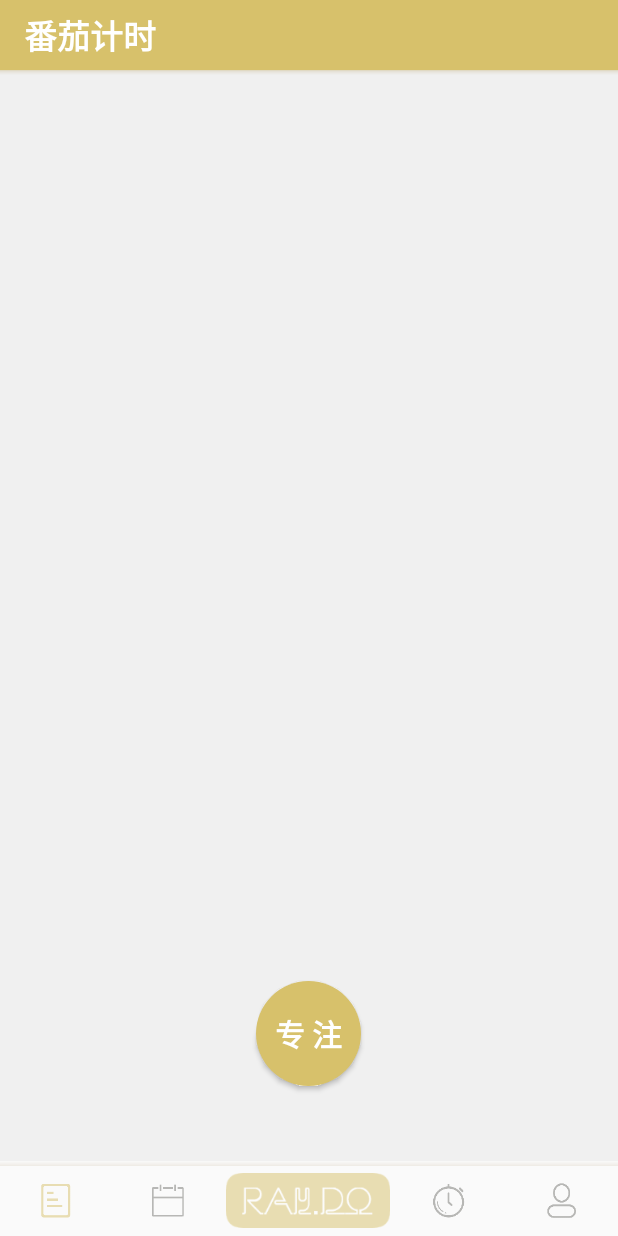
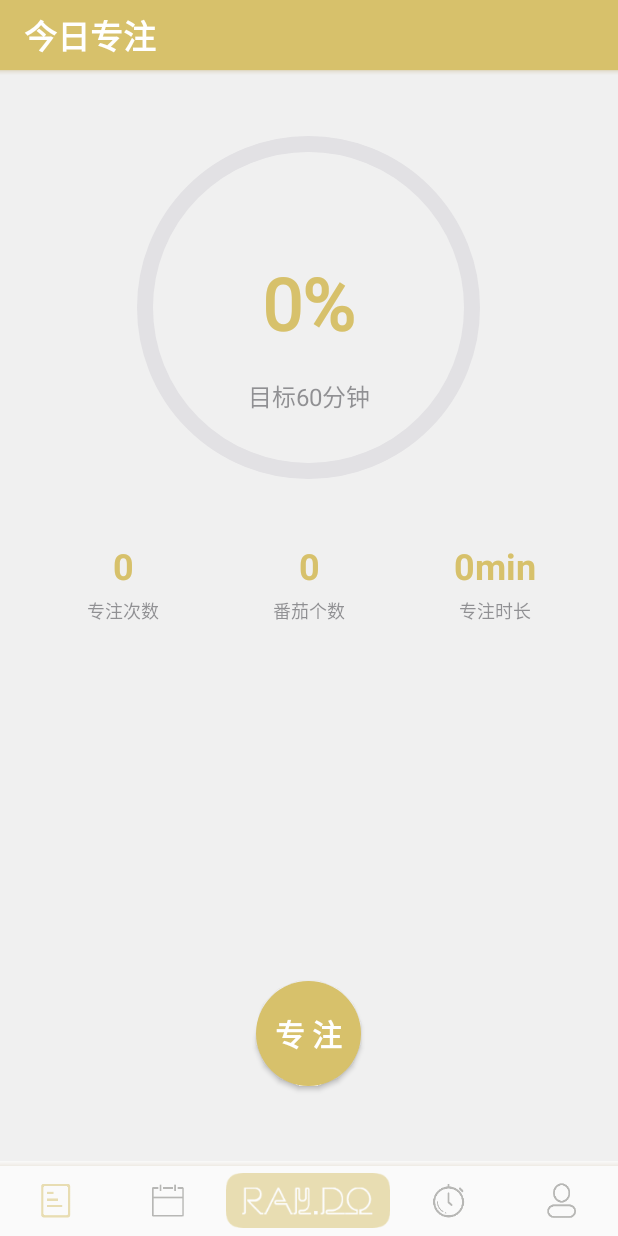
Before and after one commit to Raindus/Ray.do, an Android app: the fragment ClockFragment placed in its activity, on a phone screen of 412 x 824 dp. Run offline under Robolectric (Android 15) with nearby library versions, the phone set to English and light mode, and no system bars; libraries missing offline, so code that uses them is left out: com.amap.api, com.evernote.android, com.haibin.calendarview, io.objectbox, io.objectbox.query; 18 statements that could not run were skipped.

Commit message:
今日专注 - 界面

```diff
--- a/app/src/main/java/com/raindus/raydo/activity/TomatoActivity.java
+++ b/app/src/main/java/com/raindus/raydo/activity/TomatoActivity.java
@@ -189,6 +189,11 @@ public class TomatoActivity extends BaseActivity implements TomatoLayer.OnLayerC
         public void onTiming(String time, float fraction) {
             mClock.onTiming(time, fraction);
         }
+
+        @Override
+        public void onQuit() {
+            onBackPressed();
+        }
     };
 
 
@@ -314,6 +319,8 @@ public class TomatoActivity extends BaseActivity implements TomatoLayer.OnLayerC
     // 退出事件
     @Override
     public void onBackPressed() {
+        // 保存番茄数据
+        mTomatoDelegate.saveTomato();
         containerVisible(false);
     }
 
@@ -327,5 +334,4 @@ public class TomatoActivity extends BaseActivity implements TomatoLayer.OnLayerC
     }
 
 
-
 }
--- a/app/src/main/java/com/raindus/raydo/dao/ObjectBox.java
+++ b/app/src/main/java/com/raindus/raydo/dao/ObjectBox.java
@@ -12,6 +12,7 @@ import com.raindus.raydo.plan.entity.PlanRepeat;
 import com.raindus.raydo.plan.entity.PlanStatus;
 import com.raindus.raydo.plan.job.PlanJob;
 import com.raindus.raydo.tomato.TomatoEntity;
+import com.raindus.raydo.tomato.TomatoEntity_;
 
 import java.util.Date;
 import java.util.List;
@@ -191,9 +192,13 @@ public class ObjectBox {
             return getBox().put(entity);
         }
 
-        public static List<TomatoEntity> query() {
+        public static List<TomatoEntity> queryToday() {
             QueryBuilder<TomatoEntity> query = getBox().query();
-            return query.build().find();
+
+            long startTime = DateUtils.getTodayTime(true);
+            long endTime = DateUtils.getTodayTime(false);
+
+            return query.between(TomatoEntity_.startTime, startTime, endTime).build().find();
         }
 
     }
--- a/app/src/main/java/com/raindus/raydo/fragment/ClockFragment.java
+++ b/app/src/main/java/com/raindus/raydo/fragment/ClockFragment.java
@@ -8,15 +8,28 @@ import android.view.LayoutInflater;
 import android.view.View;
 import android.view.ViewGroup;
 import android.widget.Button;
+import android.widget.TextView;
 
 import com.raindus.raydo.R;
 import com.raindus.raydo.activity.TomatoActivity;
+import com.raindus.raydo.dao.ObjectBox;
+import com.raindus.raydo.tomato.TomatoEntity;
+import com.raindus.raydo.tomato.TomatoParam;
+import com.raindus.raydo.ui.ProgressCircleView;
+
+import java.util.List;
 
 /**
  * Created by Raindus on 2018/3/4.
  */
 
 public class ClockFragment extends BaseFragment {
+
+    private ProgressCircleView mProgressView;
+
+    private TextView mTvFocusTimes;
+    private TextView mTvTomatoNum;
+    private TextView mTvFocusTime;
 
     private Button mBtnBegin;
 
@@ -30,8 +43,50 @@ public class ClockFragment extends BaseFragment {
     public void onViewCreated(View view, @Nullable Bundle savedInstanceState) {
         super.onViewCreated(view, savedInstanceState);
 
+        mProgressView = view.findViewById(R.id.clock_progress);
+
+        mTvFocusTimes = view.findViewById(R.id.clock_tv_num);
+        mTvTomatoNum = view.findViewById(R.id.clock_tv_tomato_num);
+        mTvFocusTime = view.findViewById(R.id.clock_tv_time);
+
         mBtnBegin = view.findViewById(R.id.clock_begin_tomato);
         mBtnBegin.setOnClickListener(this);
+    }
+
+    @Override
+    public void onResume() {
+        super.onResume();
+
+        initTodayInfo();
+    }
+
+    private void initTodayInfo() {
+        List<TomatoEntity> list = ObjectBox.TomatoEntityBox.queryToday();
+
+        int focusTimes = 0;
+        int tomatoNum = 0;
+        int realTime = 0;
+
+        if (list != null) {
+            focusTimes = list.size();
+            for (TomatoEntity entity : list) {
+                tomatoNum += entity.tomatoNum;
+                realTime += (entity.tomatoNum * entity.tomatoTime);
+            }
+        }
+
+        mProgressView.setFraction(TomatoParam.getTargetTime(), realTime);
+        mTvFocusTimes.setText(String.valueOf(focusTimes));
+        mTvTomatoNum.setText(String.valueOf(tomatoNum));
+
+        StringBuilder builder = new StringBuilder();
+        int hour = realTime / 60;
+        int min = realTime % 60;
+        if (hour != 0) {
+            builder.append(hour).append("h");
+        }
+        builder.append(min).append("min");
+        mTvFocusTime.setText(builder.toString());
     }
 
     @Override
--- a/app/src/main/java/com/raindus/raydo/tomato/TomatoDelegate.java
+++ b/app/src/main/java/com/raindus/raydo/tomato/TomatoDelegate.java
@@ -8,6 +8,7 @@ import android.widget.Button;
 import android.widget.LinearLayout;
 
 import com.raindus.raydo.R;
+import com.raindus.raydo.dao.ObjectBox;
 
 /**
  * Created by Raindus on 2018/4/13.
@@ -108,8 +109,8 @@ public class TomatoDelegate implements View.OnClickListener {
     }
 
     public void onStart() {
-        //TODO 参数
-        mTomato = new TomatoEntity(25, 5, 15, 4);
+        mTomato = new TomatoEntity(TomatoParam.getTomatoTime(), TomatoParam.getShortRestTime(),
+                TomatoParam.getLongRestTime(), TomatoParam.getLongRestIntervalTimes());
         mCurStatus = STATUS_TOMATO;
         mCurTotalTime = mTomato.tomatoTime * 60;
         mTiming = 0;
@@ -138,7 +139,12 @@ public class TomatoDelegate implements View.OnClickListener {
     }
 
     private void onQuit() {
-        // TODO 存储
+        mOnTomatoListener.onQuit();
+    }
+
+    public void saveTomato() {
+        if (mTomato != null && mTomato.tomatoNum > 0)
+            ObjectBox.TomatoEntityBox.put(mTomato);
     }
 
     private Handler mHandler = new Handler() {
@@ -170,6 +176,8 @@ public class TomatoDelegate implements View.OnClickListener {
         void onStatusChanged(int status);
 
         void onTiming(String time, float fraction);
+
+        void onQuit();
     }
 
     // 空实现
@@ -188,5 +196,10 @@ public class TomatoDelegate implements View.OnClickListener {
         public void onTiming(String time, float fraction) {
 
         }
+
+        @Override
+        public void onQuit() {
+
+        }
     };
 }
--- /dev/null
+++ b/app/src/main/java/com/raindus/raydo/tomato/TomatoParam.java
@@ -0,0 +1,72 @@
+package com.raindus.raydo.tomato;
+
+import android.content.Context;
+import android.content.SharedPreferences;
+
+import com.raindus.raydo.RaydoApplication;
+
+/**
+ * Created by Raindus on 2018/4/14.
+ */
+
+public class TomatoParam {
+
+    private static final String TOMATO_NAME = "tomato";
+
+    private static final String KEY_TARGET_TIME = "targetTime";
+    private static final String KEY_TOMATO_TIME = "tomatoTime";
+    private static final String KEY_SHORT_REST_TIME = "shortRestTime";
+    private static final String KEY_LONG_REST_TIME = "longRestTime";
+    private static final String KEY_LONG_REST_INTERVAL_TIMES = "longRestIntervalTimes";
+
+    private static final int DEFAULT_TARGET_TIME = 60;
+    private static final int DEFAULT_TOMATO_TIME = 25;
+    private static final int DEFAULT_SHORT_REST_TIME = 5;
+    private static final int DEFAULT_LONG_REST_TIME = 15;
+    private static final int DEFAULT_LONG_REST_INTERVAL_TIMES = 4;
+
+    public static SharedPreferences TomatoShared() {
+        return RaydoApplication.get().getSharedPreferences(TOMATO_NAME, Context.MODE_PRIVATE);
+    }
+
+    public static void setTargetTime(int time) {
+        TomatoShared().edit().putInt(KEY_TARGET_TIME, time).apply();
+    }
+
+    public static int getTargetTime() {
+        return TomatoShared().getInt(KEY_TARGET_TIME, DEFAULT_TARGET_TIME);
+    }
+
+    public static void setTomatoTime(int time) {
+        TomatoShared().edit().putInt(KEY_TOMATO_TIME, time).apply();
+    }
+
+    public static int getTomatoTime() {
+        return TomatoShared().getInt(KEY_TOMATO_TIME, DEFAULT_TOMATO_TIME);
+    }
+
+    public static void setShortRestTime(int time) {
+        TomatoShared().edit().putInt(KEY_SHORT_REST_TIME, time).apply();
+    }
+
+    public static int getShortRestTime() {
+        return TomatoShared().getInt(KEY_SHORT_REST_TIME, DEFAULT_SHORT_REST_TIME);
+    }
+
+    public static void setLongRestTime(int time) {
+        TomatoShared().edit().putInt(KEY_LONG_REST_TIME, time).apply();
+    }
+
+    public static int getLongRestTime() {
+        return TomatoShared().getInt(KEY_LONG_REST_TIME, DEFAULT_LONG_REST_TIME);
+    }
+
+    public static void setLongRestIntervalTimes(int time) {
+        TomatoShared().edit().putInt(KEY_LONG_REST_INTERVAL_TIMES, time).apply();
+    }
+
+    public static int getLongRestIntervalTimes() {
+        return TomatoShared().getInt(KEY_LONG_REST_INTERVAL_TIMES, DEFAULT_LONG_REST_INTERVAL_TIMES);
+    }
+
+}
--- /dev/null
+++ b/app/src/main/java/com/raindus/raydo/ui/ProgressCircleView.java
@@ -0,0 +1,133 @@
+package com.raindus.raydo.ui;
+
+import android.content.Context;
+import android.graphics.Canvas;
+import android.graphics.Color;
+import android.graphics.Paint;
+import android.graphics.Path;
+import android.graphics.PathMeasure;
+import android.graphics.Typeface;
+import android.support.annotation.Nullable;
+import android.text.Html;
+import android.util.AttributeSet;
+import android.view.View;
+
+import com.raindus.raydo.R;
+import com.raindus.raydo.common.Utils;
+
+/**
+ * Created by Raindus on 2018/4/14.
+ */
+
+public class ProgressCircleView extends View {
+
+    // 圆心坐标
+    private float cx, cy;
+    // 半径
+    private float mRadius;
+    // 阴影
+    private Paint mShadePaint;
+    // 进度
+    private Paint mPaint;
+    private Path mPath;
+    private PathMeasure mPathMeasure;
+
+    private Paint mTextPaint;
+    private Paint mCompleteTextPaint;
+    private float mBaseLine;
+    private float mCompleteBaseLine;
+
+    public ProgressCircleView(Context context, @Nullable AttributeSet attrs) {
+        super(context, attrs);
+        initPaint();
+    }
+
+    private void initPaint() {
+        mShadePaint = new Paint();
+        mShadePaint.setAntiAlias(true);
+        mShadePaint.setStyle(Paint.Style.STROKE);
+        mShadePaint.setStrokeWidth(16f);
+        mShadePaint.setColor(getResources().getColor(R.color.mid_transparent));
+
+        mPaint = new Paint();
+        mPaint.setAntiAlias(true);
+        mPaint.setStyle(Paint.Style.STROKE);
+        mPaint.setStrokeWidth(16f);
+        mPaint.setColor(getResources().getColor(R.color.dandongshi));
+
+        mTextPaint = new Paint();
+        mTextPaint.setAntiAlias(true);
+        mTextPaint.setTypeface(Typeface.SANS_SERIF);
+        mTextPaint.setTextAlign(Paint.Align.CENTER);
+        mTextPaint.setTextSize(Utils.dipToPx(getContext(), 16));
+        mTextPaint.setColor(getResources().getColor(R.color.tomato_coffee));
+
+        mCompleteTextPaint = new Paint();
+        mCompleteTextPaint.setAntiAlias(true);
+        mCompleteTextPaint.setTextAlign(Paint.Align.CENTER);
+        mCompleteTextPaint.setTypeface(Typeface.SANS_SERIF);
+        mCompleteTextPaint.setColor(getResources().getColor(R.color.dandongshi));
+    }
+
+    @Override
+    protected void onSizeChanged(int w, int h, int oldw, int oldh) {
+        super.onSizeChanged(w, h, oldw, oldh);
+
+        cx = (float) w / 2f;
+        cy = (float) h / 2f;
+        mRadius = Math.min(cx, cy) - Utils.dipToPx(getContext(), 16);
+
+        mPath = new Path();
+        mPath.addArc(cx - mRadius, cy - mRadius,
+                cx + mRadius, cy + mRadius,
+                -90, 360);
+        mPathMeasure = new PathMeasure(mPath, true);
+
+        mBaseLine = cy + Utils.dipToPx(getContext(), 65);
+    }
+
+    @Override
+    protected void onDraw(Canvas canvas) {
+        super.onDraw(canvas);
+
+        canvas.drawCircle(cx, cy, mRadius, mShadePaint);
+
+        Path tempClockPath = new Path();
+        boolean success = mPathMeasure.getSegment(0,
+                mPathMeasure.getLength() * mFraction, tempClockPath, true);
+        if (success)
+            canvas.drawPath(tempClockPath, mPaint);
+
+        if (mIsComplete) {
+            mCompleteTextPaint.setFakeBoldText(false);
+            mCompleteTextPaint.setTextSize(Utils.dipToPx(getContext(), 32));
+            mCompleteBaseLine = cy + Utils.dipToPx(getContext(), 15);
+        } else {
+            mCompleteTextPaint.setFakeBoldText(true);
+            mCompleteTextPaint.setTextSize(Utils.dipToPx(getContext(), 48));
+            mCompleteBaseLine = cy + Utils.dipToPx(getContext(), 15);
+            canvas.drawText(mText, cx, mBaseLine, mTextPaint);
+        }
+        canvas.drawText(mCompleteText, cx, mCompleteBaseLine, mCompleteTextPaint);
+    }
+
+    private float mFraction = 0;
+    private boolean mIsComplete = false;
+    private String mCompleteText = "0";
+    private String mText = "目标60分钟";
+    private final String TEXT = "目标%d分钟";
+
+    public void setFraction(int target, int real) {
+        mFraction = (float) real / (float) target;
+        if (mFraction >= 1) {
+            mFraction = 1;
+            mIsComplete = true;
+            mCompleteText = "目标达成";
+        } else {
+            mIsComplete = false;
+            mCompleteText = String.valueOf((int) ((mFraction + 0.005f) * 100)) + "%";
+            mText = String.format(TEXT, target);
+        }
+        invalidate();
+    }
+}
--- a/app/src/main/java/com/raindus/raydo/ui/TomatoClockView.java
+++ b/app/src/main/java/com/raindus/raydo/ui/TomatoClockView.java
@@ -22,9 +22,6 @@ import com.raindus.raydo.common.Utils;
 
 public class TomatoClockView extends View {
 
-    private int mWidth;
-    private int mHeight;
-
     // 圆心坐标
     private float cx, cy;
     // 时钟半径
@@ -37,9 +34,7 @@ public class TomatoClockView extends View {
     private PathMeasure mClockPathMeasure;
     // 时钟文字
     private Paint mClockTextPaint;
-    private float mStartX;
     private float mBaseLine;
-
 
     private boolean mIsMusicPlay = true;
 
@@ -65,6 +60,7 @@ public class TomatoClockView extends View {
         mClockTextPaint = new Paint();
         mClockTextPaint.setAntiAlias(true);
         mClockTextPaint.setTypeface(Typeface.SANS_SERIF);
+        mClockTextPaint.setTextAlign(Paint.Align.CENTER);
         mClockTextPaint.setTextSize(Utils.dipToPx(getContext(), 48));
         mClockTextPaint.setColor(Color.WHITE);
     }
@@ -87,8 +83,7 @@ public class TomatoClockView extends View {
     @Override
     protected void onSizeChanged(int w, int h, int oldw, int oldh) {
         super.onSizeChanged(w, h, oldw, oldh);
-        mWidth = w;
-        mHeight = h;
+
         cx = (float) w / 2f;
         cy = (float) h / 2f;
         mClockRadius = Math.min(cx, cy) * (5f / 7f);
@@ -99,7 +94,6 @@ public class TomatoClockView extends View {
                 -90, 360);
         mClockPathMeasure = new PathMeasure(mClockPath, true);
 
-        mStartX = cx - Utils.dipToPx(getContext(), 56);
         mBaseLine = cy + Utils.dipToPx(getContext(), 20);
 
         MusicRadius = Math.min(cx, cy) * (2f / 7f);
@@ -117,7 +111,7 @@ public class TomatoClockView extends View {
         if (success)
             canvas.drawPath(tempClockPath, mClockPaint);
 
-        canvas.drawText(mClockTime, mStartX, mBaseLine, mClockTextPaint);
+        canvas.drawText(mClockTime, cx, mBaseLine, mClockTextPaint);
 
         if (mIsMusicPlay) {
             for (int i = 0; i < MUSIC_ANIM_NUM; i++) {
--- a/app/src/main/res/layout/fragment_clock.xml
+++ b/app/src/main/res/layout/fragment_clock.xml
@@ -15,11 +15,121 @@
             android:layout_marginLeft="16dp"
             android:fontFamily="sans-serif"
             android:gravity="center"
-            android:text="番茄计时"
+            android:text="今日专注"
             android:textColor="@android:color/white"
             android:textSize="22dp"
             android:textStyle="bold" />
     </RelativeLayout>
+
+    <com.raindus.raydo.ui.ProgressCircleView
+        android:id="@+id/clock_progress"
+        android:layout_width="250dp"
+        android:layout_height="250dp"
+        android:layout_centerHorizontal="true"
+        android:layout_marginTop="80dp" />
+
+    <LinearLayout
+        android:layout_width="match_parent"
+        android:layout_height="60dp"
+        android:layout_below="@id/clock_progress"
+        android:layout_marginHorizontal="20dp"
+        android:layout_marginTop="30dp"
+        android:orientation="horizontal">
+
+        <LinearLayout
+            android:layout_width="0dp"
+            android:layout_height="match_parent"
+            android:layout_weight="1"
+            android:gravity="center_horizontal"
+            android:orientation="vertical">
+
+            <TextView
+                android:id="@+id/clock_tv_num"
+                android:layout_width="match_parent"
+                android:layout_height="0dp"
+                android:layout_weight="2"
+                android:fontFamily="sans-serif"
+                android:gravity="center"
+                android:text="0"
+                android:textColor="@color/dandongshi"
+                android:textSize="24dp"
+                android:textStyle="bold" />
+
+            <TextView
+                android:layout_width="match_parent"
+                android:layout_height="0dp"
+                android:layout_weight="1.5"
+                android:fontFamily="sans-serif"
+                android:gravity="center"
+                android:text="专注次数"
+                android:textColor="@color/tomato_coffee"
+                android:textSize="12dp" />
+
+        </LinearLayout>
+
+        <LinearLayout
+            android:layout_width="0dp"
+            android:layout_height="match_parent"
+            android:layout_weight="1"
+            android:gravity="center_horizontal"
+            android:orientation="vertical">
+
+            <TextView
+                android:id="@+id/clock_tv_tomato_num"
+                android:layout_width="match_parent"
+                android:layout_height="0dp"
+                android:layout_weight="2"
+                android:fontFamily="sans-serif"
+                android:gravity="center"
+                android:text="0"
+                android:textColor="@color/dandongshi"
+                android:textSize="24dp"
+                android:textStyle="bold" />
+
+            <TextView
+                android:layout_width="match_parent"
+                android:layout_height="0dp"
+                android:layout_weight="1.5"
+                android:fontFamily="sans-serif"
+                android:gravity="center"
+                android:text="番茄个数"
+                android:textColor="@color/tomato_coffee"
+                android:textSize="12dp" />
+
+        </LinearLayout>
+
+        <LinearLayout
+            android:layout_width="0dp"
+            android:layout_height="match_parent"
+            android:layout_weight="1"
+            android:gravity="center_horizontal"
+            android:orientation="vertical">
+
+            <TextView
+                android:id="@+id/clock_tv_time"
+                android:layout_width="match_parent"
+                android:layout_height="0dp"
+                android:layout_weight="2"
+                android:fontFamily="sans-serif"
+                android:gravity="center"
+                android:text="1h30min"
+                android:textColor="@color/dandongshi"
+                android:textSize="24dp"
+                android:textStyle="bold" />
+
+            <TextView
+                android:layout_width="match_parent"
+                android:layout_height="0dp"
+                android:layout_weight="1.5"
+                android:fontFamily="sans-serif"
+                android:gravity="center"
+                android:text="专注时长"
+                android:textColor="@color/tomato_coffee"
+                android:textSize="12dp" />
+
+        </LinearLayout>
+
+    </LinearLayout>
 
     <Button
         android:id="@+id/clock_begin_tomato"
--- a/app/src/main/res/transition/motion_tomato.xml
+++ b/app/src/main/res/transition/motion_tomato.xml
@@ -1,6 +1,6 @@
 <?xml version="1.0" encoding="utf-8"?>
 <transitionSet xmlns:android="http://schemas.android.com/apk/res/android"
-    android:duration="500"
+    android:duration="300"
     android:interpolator="@android:interpolator/linear_out_slow_in">
 
     <changeBounds>
```
Also changed, not shown: app/src/main/assets/font_awesome.ttf (deleted).
